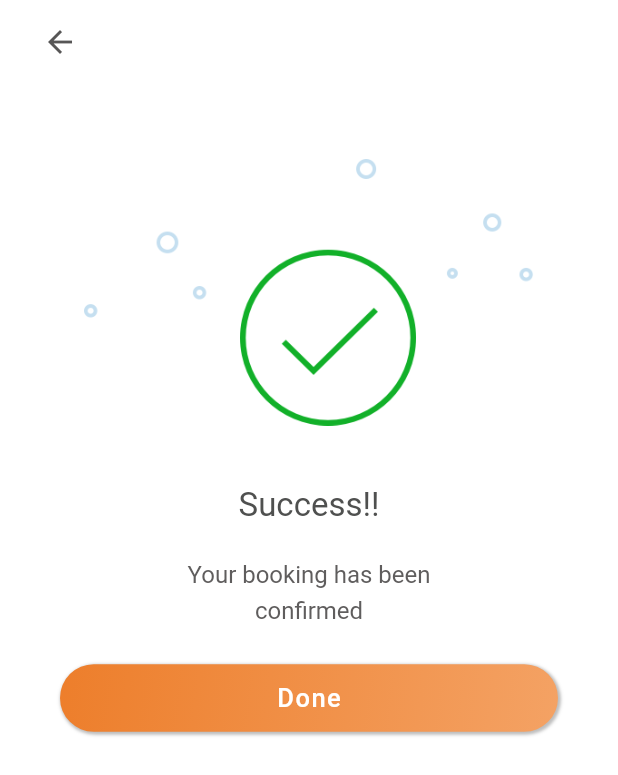
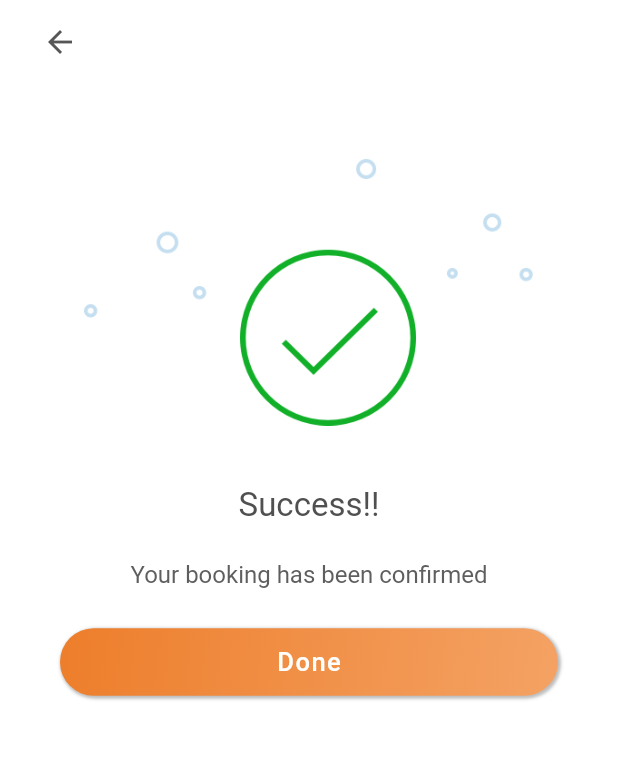
Before and after one commit to Rithik105/bikerider, a Flutter app: the SuccessPage screen opened directly, on a phone screen of 412 x 824 dp. Shown: the top 775 px of the screen. Run offline on Flutter 3.47's test engine with Material 2 defaults, Android fonts, the phone set to English and light mode, and no system bars; our stand-ins replace animated_splash_screen, contacts_service, dotted_line, dropdown_textfield, emoji_picker_flutter, flutter_bloc and 12 more; missing offline and left inert: auto_size_text_field; accounts and stored records are empty.

Commit message:
updated success page

```diff
--- a/lib/Screens/SuccessPage.dart
+++ b/lib/Screens/SuccessPage.dart
@@ -48,8 +48,7 @@ class _SuccessPageState extends State<SuccessPage> {
                 fontSize: 22,
               ),
             ).paddingAll(0, 0, 40, 20),
-            SizedBox(
-                width: 215,
+            FittedBox(
                 child: Text(
                   widget.title,
                   textAlign: TextAlign.center,
@@ -59,6 +58,17 @@ class _SuccessPageState extends State<SuccessPage> {
                     fontSize: 16,
                   ),
                 )),
+            // SizedBox(
+            //     width: 215,
+            //     child: Text(
+            //       widget.title,
+            //       textAlign: TextAlign.center,
+            //       style: GoogleFonts.roboto(
+            //         height: 1.5,
+            //         color: Color(0xff5F5D5D),
+            //         fontSize: 16,
+            //       ),
+            //     )),
             SizedBox(
               height: 25,
             ),
```
